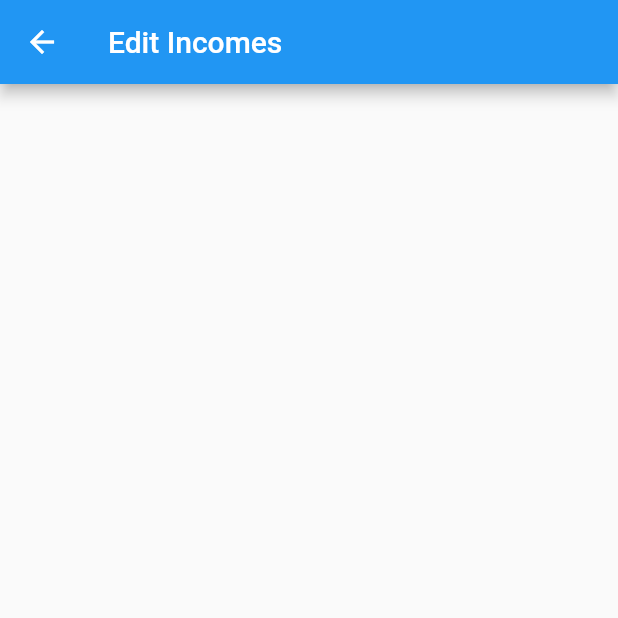
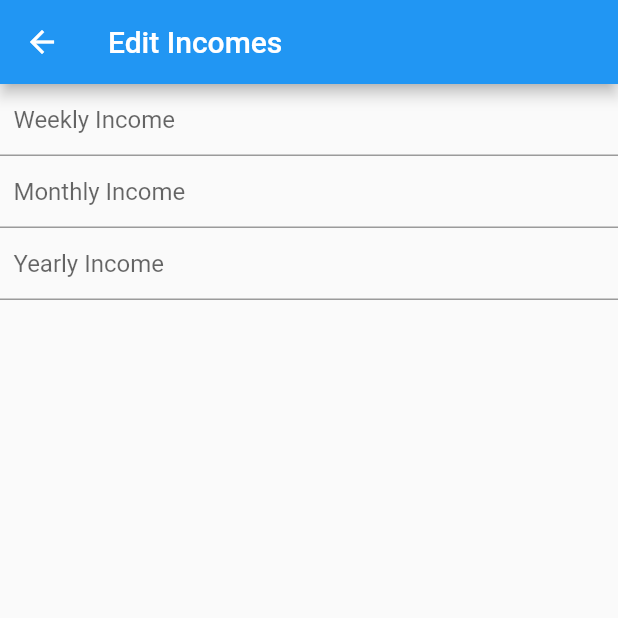
Before and after one commit to JacobVollmering/PersonalBudgeting, a Flutter app: the EditIncomePage screen opened directly, on a phone screen of 412 x 824 dp, the top half of it. Run offline on Flutter 3.47's test engine with Material 2 defaults, Android fonts, the phone set to English and light mode, and no system bars; missing offline and left inert: dart:ffi.

Commit message:
Income editor

```diff
--- a/lib/pages/edit_income.dart
+++ b/lib/pages/edit_income.dart
@@ -1,4 +1,6 @@
 import 'package:flutter/material.dart';
+import 'package:personal_budgeting/viewModels/personal_budeget_view_model.dart';
+import 'package:provider/provider.dart';
 
 class EditIncomePage extends StatelessWidget {
   const EditIncomePage({Key? key}) : super(key: key);
@@ -6,12 +8,45 @@ class EditIncomePage extends StatelessWidget {
   @override
   Widget build(BuildContext context) {
     return Scaffold(
-      appBar: AppBar(title: const Text('Edit Incomes')),
-      body: ListView(
-        children: [
-
-        ],
-      ),
-    );
+        appBar: AppBar(title: const Text('Edit Incomes')),
+        body: ChangeNotifierProvider(
+          create: (BuildContext context) {
+            return PersonalBudgetViewModel();
+          },
+          builder: (context, b) => ListView(
+            children: [
+              TextField(
+                minLines: 1,
+                maxLines: null,
+                decoration: const InputDecoration(hintText: 'Weekly Income',
+                    prefix: Text("\$",
+                        textAlign: TextAlign.right,)),
+                onChanged: (String value) {
+                  context.read<PersonalBudgetViewModel>().changeNewWeeklyIncome(value as double);
+                },
+              ),
+              TextField(
+                minLines: 1,
+                maxLines: null,
+                decoration: const InputDecoration(hintText: 'Monthly Income',
+                    prefix: Text("\$",
+                      textAlign: TextAlign.right,)),
+                onChanged: (String value) {
+                  context.read<PersonalBudgetViewModel>().changeNewMonthlyIncome(value as double);
+                },
+              ),
+              TextField(
+                minLines: 1,
+                maxLines: null,
+                decoration: const InputDecoration(hintText: 'Yearly Income',
+                    prefix: Text("\$",
+                      textAlign: TextAlign.right,)),
+                onChanged: (String value) {
+                  context.read<PersonalBudgetViewModel>().changeNewYearlyIncome(value as double);
+                },
+              )
+            ],
+          ),
+        ));
   }
 }
--- /dev/null
+++ b/lib/viewModels/personal_budeget_view_model.dart
@@ -0,0 +1,28 @@
+import 'dart:ffi';
+
+import 'package:flutter/cupertino.dart';
+
+class PersonalBudgetViewModel extends ChangeNotifier{
+  String _newBudget = '';
+  double _newWeeklyIncome = 0;
+  double _newMonthlyIncome = 0;
+  double _newYearlyIncome = 0;
+
+  String get newBudget => _newBudget;
+
+  void changeNewBudget(String updatedTask){
+    _newBudget = updatedTask;
+  }
+  void createNewBudget(){
+
+  }
+  void changeNewWeeklyIncome(double updatedWeeklyIncome){
+    _newWeeklyIncome = updatedWeeklyIncome;
+  }
+  void changeNewMonthlyIncome(double updatedMonthlyIncome){
+    _newMonthlyIncome = updatedMonthlyIncome;
+  }
+  void changeNewYearlyIncome(double updatedYearlyIncome){
+    _newYearlyIncome = updatedYearlyIncome;
+  }
+}
--- a/pubspec.yaml
+++ b/pubspec.yaml
@@ -34,6 +34,7 @@ dependencies:
   # The following adds the Cupertino Icons font to your application.
   # Use with the CupertinoIcons class for iOS style icons.
   cupertino_icons: ^1.0.2
+  provider: ^6.0.2
 
 dev_dependencies:
   flutter_test:
```
Also changed, not shown: lib/pages/home_page.dart (+22 -20 lines), pubspec.lock.
